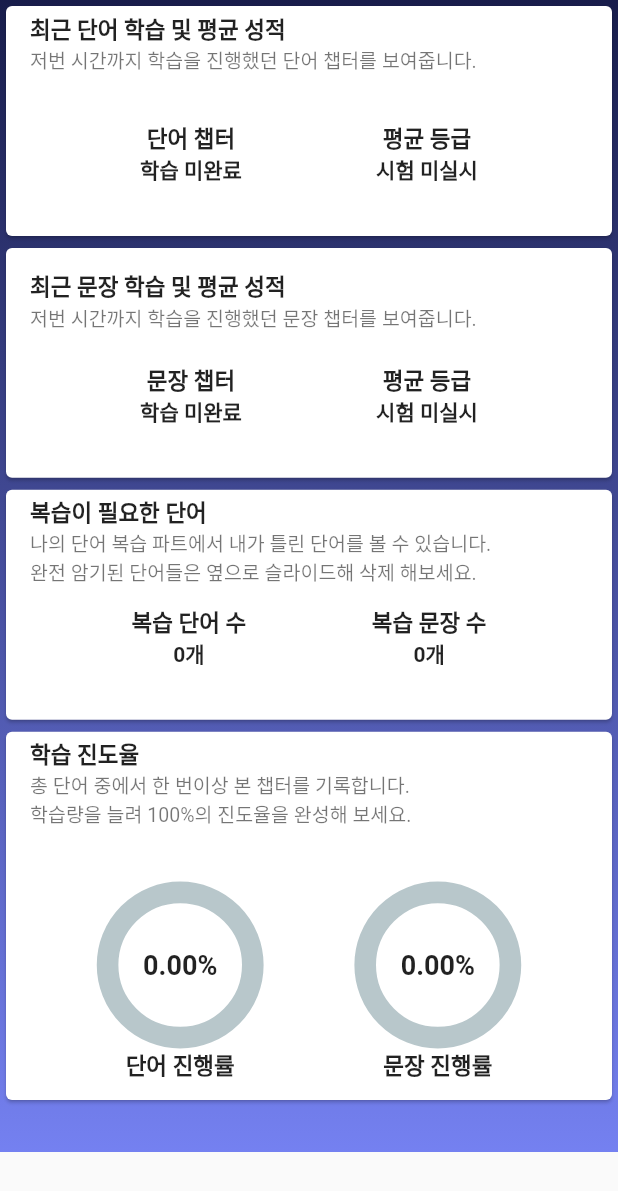
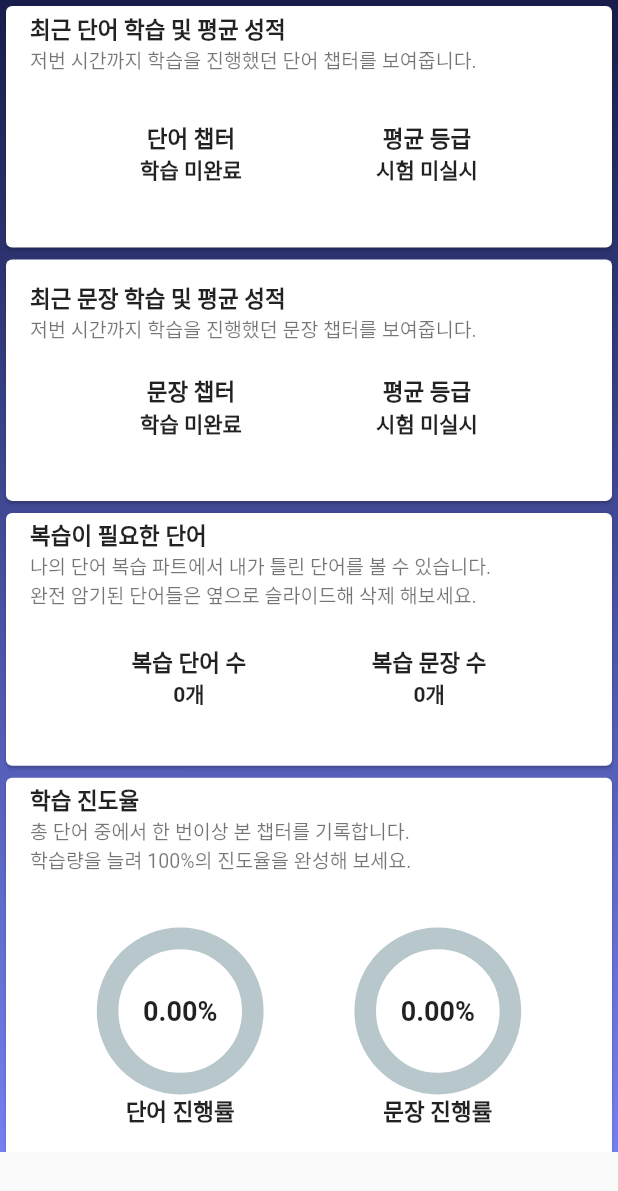
Before and after one commit to KuTaeHun/hufs_hindi_assistant, a Flutter app: the home screen opened directly, on a phone screen of 412 x 824 dp. Shown: the top 1191 px of the screen. Run offline on Flutter 3.47's test engine with Material 2 defaults, Android fonts, the phone set to English and light mode, and no system bars; drawn by our look-alikes of auto_size_text, percent_indicator; our stand-ins replace dotted_line, flutter_slidable, introduction_screen, shared_preferences; missing offline and left inert: excel; accounts and stored records are empty.

Commit message:
1. 앱 출시 전 마지막 배타 테스트

```diff
--- a/lib/home.dart
+++ b/lib/home.dart
@@ -176,7 +176,7 @@ class _mainfunction extends State<home> {
 
       Container(
         width: horizontal_size,
-        height: vertical_size * 0.21,
+        height: vertical_size * 0.22,
         child:  Card(
           clipBehavior: Clip.antiAlias,
           child: Column(
@@ -209,7 +209,7 @@ class _mainfunction extends State<home> {
               ),
               Container(
                 width: horizontal_size,
-                height: vertical_size * 0.095,
+                height: vertical_size * 0.105,
                 child: Row(
                   mainAxisAlignment: MainAxisAlignment.spaceEvenly,
                   children: [
@@ -284,7 +284,7 @@ class _mainfunction extends State<home> {
       ),
       Container(
         width: horizontal_size,
-        height: vertical_size * 0.21,
+        height: vertical_size * 0.22,
         child: Card(
           clipBehavior: Clip.antiAlias,
           child: Column(
@@ -315,7 +315,7 @@ class _mainfunction extends State<home> {
               ),
               Container(
                 width: horizontal_size,
-                height: vertical_size * 0.095,
+                height: vertical_size * 0.105,
                 child: Row(
 
                   mainAxisAlignment: MainAxisAlignment.spaceEvenly,
@@ -379,7 +379,7 @@ class _mainfunction extends State<home> {
       ),
       Container(
         width: horizontal_size,
-        height: vertical_size * 0.21,
+        height: vertical_size * 0.23,
         child: Card(
           clipBehavior: Clip.antiAlias,
           child: Column(
@@ -405,7 +405,7 @@ class _mainfunction extends State<home> {
                 ),
               ),
               SizedBox(
-                height: vertical_size*0.02,
+                height: vertical_size*0.035,
                 width: horizontal_size,
               ),
               Container(
@@ -463,7 +463,7 @@ class _mainfunction extends State<home> {
       ),
       Container(
         width: horizontal_size,
-        height: vertical_size * 0.33,
+        height: vertical_size * 0.37,
         child: Card(
           clipBehavior: Clip.antiAlias,
           child: Column(
```
Also changed, not shown: pubspec.lock (deleted), 5 other files.
